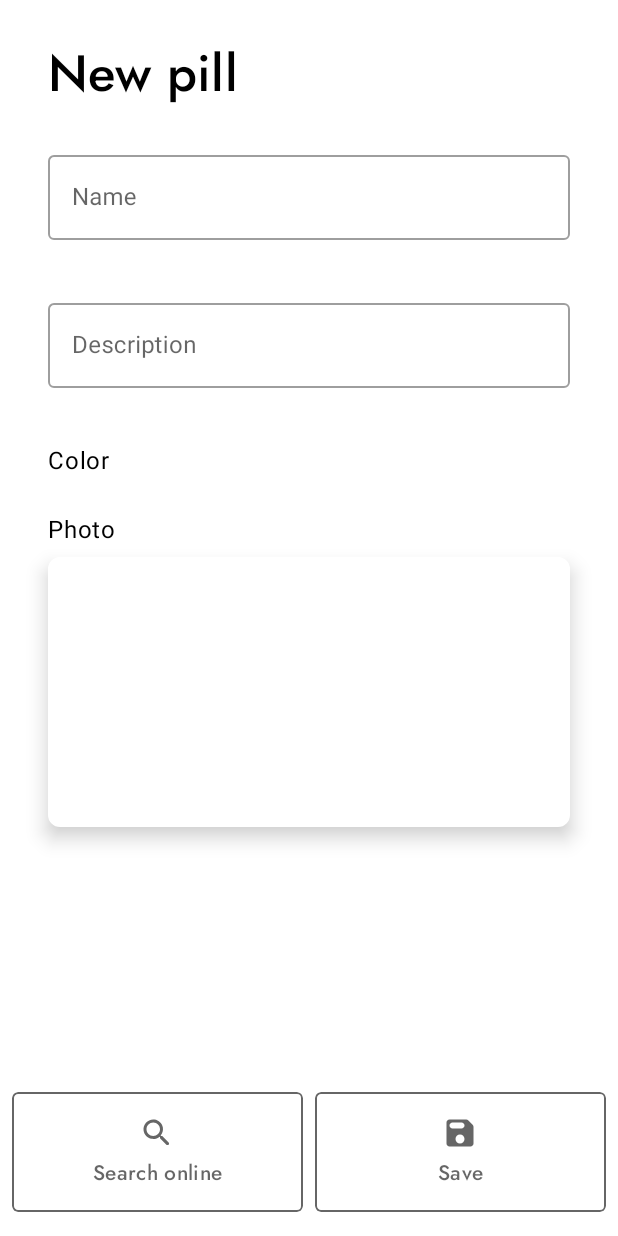
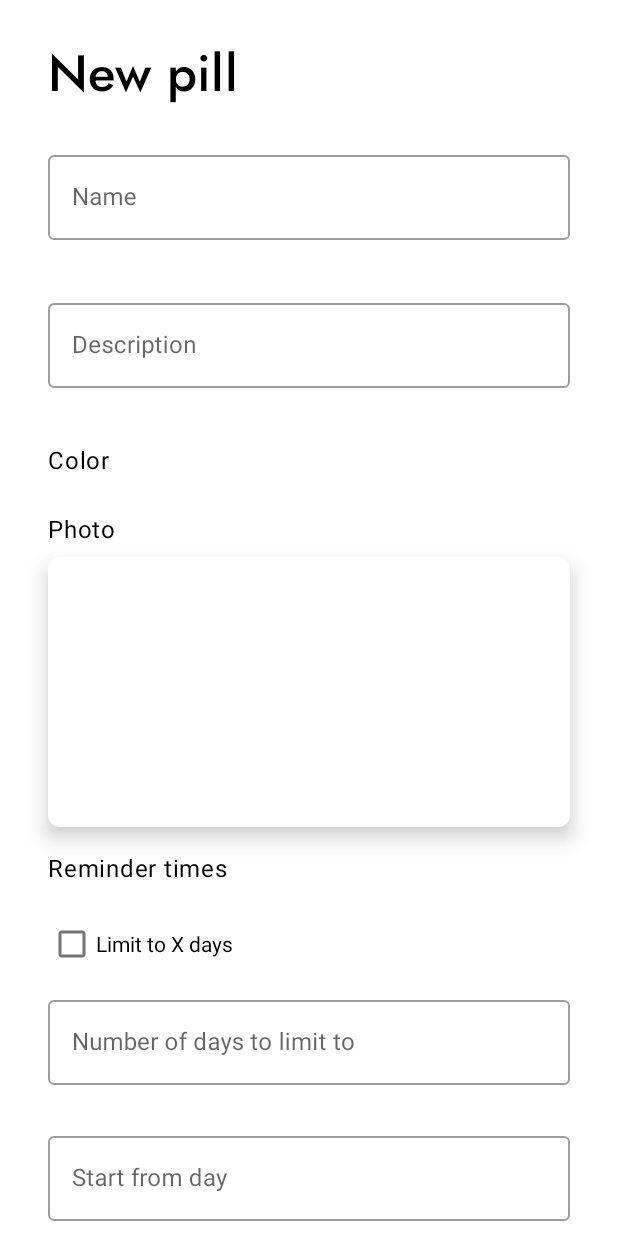
Before and after one commit to vojta-horanek/take-your-pill, an Android app: the EditFragment screen opened through its navigation route, on a phone screen of 412 x 824 dp. Run offline under Robolectric (Android 15) with nearby library versions, the phone set to English and light mode, and no system bars; our stand-ins replace Dagger/Hilt's generated code, Room's generated code, data binding, navigation-ui; libraries missing offline, so code that uses them is left out: androidx.hilt.lifecycle.

Commit message:
Added reminder options to edit layout

```diff
--- a/app/src/main/res/layout/fragment_edit.xml
+++ b/app/src/main/res/layout/fragment_edit.xml
@@ -2,7 +2,9 @@
 <layout xmlns:android="http://schemas.android.com/apk/res/android"
     xmlns:app="http://schemas.android.com/apk/res-auto"
     xmlns:tools="http://schemas.android.com/tools">
+
     <data>
+
         <variable
             name="pill"
             type="eu.vojtechh.takeyourpill.model.Pill" />
@@ -13,11 +15,14 @@
         android:layout_width="match_parent"
         android:layout_height="match_parent"
         android:background="?attr/colorSurface"
-        android:fillViewport="true">
+        android:fillViewport="true"
+        android:overScrollMode="never"
+        android:animateLayoutChanges="true">
 
         <androidx.constraintlayout.widget.ConstraintLayout
             android:layout_width="match_parent"
-            android:layout_height="wrap_content">
+            android:layout_height="wrap_content"
+            android:animateLayoutChanges="true">
 
             <TextView
                 android:id="@+id/textNewPill"
@@ -34,15 +39,15 @@
 
             <com.google.android.material.textfield.TextInputLayout
                 android:id="@+id/inputNameLayout"
+                style="@style/Widget.MaterialComponents.TextInputLayout.OutlinedBox"
                 android:layout_width="0dp"
                 android:layout_height="wrap_content"
                 android:layout_marginTop="24dp"
                 android:hint="@string/name"
+                app:errorEnabled="true"
                 app:layout_constraintEnd_toEndOf="@+id/textNewPill"
                 app:layout_constraintStart_toStartOf="@+id/textNewPill"
-                app:layout_constraintTop_toBottomOf="@id/textNewPill"
-                style="@style/Widget.MaterialComponents.TextInputLayout.OutlinedBox"
-                app:errorEnabled="true">
+                app:layout_constraintTop_toBottomOf="@id/textNewPill">
 
                 <com.google.android.material.textfield.TextInputEditText
                     android:id="@+id/inputName"
@@ -55,15 +60,15 @@
 
             <com.google.android.material.textfield.TextInputLayout
                 android:id="@+id/inputDescriptionLayout"
+                style="@style/Widget.MaterialComponents.TextInputLayout.OutlinedBox"
                 android:layout_width="0dp"
                 android:layout_height="wrap_content"
                 android:layout_marginTop="16dp"
                 android:hint="@string/description"
+                app:errorEnabled="true"
                 app:layout_constraintEnd_toEndOf="@+id/inputNameLayout"
                 app:layout_constraintStart_toStartOf="@+id/inputNameLayout"
-                app:layout_constraintTop_toBottomOf="@id/inputNameLayout"
-                style="@style/Widget.MaterialComponents.TextInputLayout.OutlinedBox"
-                app:errorEnabled="true">
+                app:layout_constraintTop_toBottomOf="@id/inputNameLayout">
 
                 <com.google.android.material.textfield.TextInputEditText
                     android:id="@+id/inputDescription"
@@ -112,7 +117,7 @@
                 android:layout_width="0dp"
                 android:layout_height="180dp"
                 android:layout_marginTop="8dp"
-                android:background="?attr/colorSurface"
+                android:background="?attr/colorBackgroundFloating"
                 android:elevation="8dp"
                 android:scaleType="center"
                 android:src="@{pill.photoDrawable(context)}"
@@ -122,7 +127,108 @@
                 app:shapeAppearanceOverlay="@style/AppTheme.Shape.Corners.Big"
                 tools:src="@drawable/ic_photo_add" />
 
-            <!--            TODO Add reminder options setting here-->
+            <TextView
+                android:id="@+id/textView"
+                android:layout_width="0dp"
+                android:layout_height="wrap_content"
+                android:layout_marginTop="16dp"
+                android:text="@string/reminder_times"
+                android:textAppearance="@style/AppTheme.Text.BodyNormal"
+                app:layout_constraintEnd_toEndOf="@+id/imagePillPhoto"
+                app:layout_constraintStart_toStartOf="@+id/imagePillPhoto"
+                app:layout_constraintTop_toBottomOf="@+id/imagePillPhoto" />
+
+            <androidx.recyclerview.widget.RecyclerView
+                android:id="@+id/recyclerViewReminderTimes"
+                android:layout_width="0dp"
+                android:layout_height="wrap_content"
+                android:layout_marginTop="8dp"
+                app:layout_constraintEnd_toEndOf="@+id/textView"
+                app:layout_constraintStart_toStartOf="@+id/textView"
+                app:layout_constraintTop_toBottomOf="@+id/textView" />
+
+            <com.google.android.material.checkbox.MaterialCheckBox
+                android:id="@+id/checkDayLimit"
+                android:layout_width="0dp"
+                android:layout_height="wrap_content"
+                android:layout_marginTop="8dp"
+                android:text="@string/limit_to_x_days"
+                app:layout_constraintEnd_toEndOf="@+id/recyclerViewReminderTimes"
+                app:layout_constraintStart_toStartOf="@+id/recyclerViewReminderTimes"
+                app:layout_constraintTop_toBottomOf="@+id/recyclerViewReminderTimes" />
+
+            <com.google.android.material.textfield.TextInputLayout
+                android:id="@+id/inputDayNumberLayout"
+                style="@style/Widget.MaterialComponents.TextInputLayout.OutlinedBox"
+                android:layout_width="0dp"
+                android:layout_height="wrap_content"
+                android:layout_marginTop="8dp"
+                android:hint="@string/number_of_days"
+                app:errorEnabled="true"
+                app:layout_constraintEnd_toEndOf="@+id/checkDayLimit"
+                app:layout_constraintStart_toStartOf="@+id/checkDayLimit"
+                app:layout_constraintTop_toBottomOf="@id/checkDayLimit">
+
+                <com.google.android.material.textfield.TextInputEditText
+                    android:id="@+id/inputDayNumber"
+                    android:layout_width="match_parent"
+                    android:layout_height="wrap_content"
+                    android:text="@{pill.description}"
+                    android:inputType="number" />
+
+            </com.google.android.material.textfield.TextInputLayout>
+
+            <com.google.android.material.textfield.TextInputLayout
+                android:id="@+id/inputCycleTodayLayout"
+                style="@style/Widget.MaterialComponents.TextInputLayout.OutlinedBox"
+                android:layout_width="0dp"
+                android:layout_height="wrap_content"
+                android:layout_marginTop="8dp"
+                android:hint="@string/start_from_day"
+                app:errorEnabled="true"
+                app:layout_constraintEnd_toEndOf="@+id/inputDayNumberLayout"
+                app:layout_constraintStart_toStartOf="@+id/inputDayNumberLayout"
+                app:layout_constraintTop_toBottomOf="@id/inputDayNumberLayout">
+
+                <com.google.android.material.textfield.TextInputEditText
+                    android:id="@+id/inputCycleToday"
+                    android:layout_width="match_parent"
+                    android:layout_height="wrap_content"
+                    android:text="@{pill.description}"
+                    android:inputType="number" />
+
+            </com.google.android.material.textfield.TextInputLayout>
+
+            <com.google.android.material.checkbox.MaterialCheckBox
+                android:id="@+id/checkRestoreAfter"
+                android:layout_width="0dp"
+                android:layout_height="wrap_content"
+                android:layout_marginTop="8dp"
+                android:text="@string/restore_after"
+                app:layout_constraintEnd_toEndOf="@+id/inputCycleTodayLayout"
+                app:layout_constraintStart_toStartOf="@+id/inputCycleTodayLayout"
+                app:layout_constraintTop_toBottomOf="@+id/inputCycleTodayLayout" />
+
+            <com.google.android.material.textfield.TextInputLayout
+                android:id="@+id/inputRestoreLayout"
+                style="@style/Widget.MaterialComponents.TextInputLayout.OutlinedBox"
+                android:layout_width="0dp"
+                android:layout_height="wrap_content"
+                android:layout_marginTop="8dp"
+                android:hint="@string/how_many_days_to_restore"
+                app:errorEnabled="true"
+                app:layout_constraintEnd_toEndOf="@+id/checkRestoreAfter"
+                app:layout_constraintStart_toStartOf="@+id/checkRestoreAfter"
+                app:layout_constraintTop_toBottomOf="@id/checkRestoreAfter">
+
+                <com.google.android.material.textfield.TextInputEditText
+                    android:id="@+id/inputRestore"
+                    android:layout_width="match_parent"
+                    android:layout_height="wrap_content"
+                    android:text="@{pill.description}"
+                    android:inputType="number" />
+
+            </com.google.android.material.textfield.TextInputLayout>
 
             <LinearLayout
                 android:id="@+id/actionsBottomEdit"
@@ -133,11 +239,11 @@
                 android:orientation="horizontal"
                 android:paddingBottom="8dp"
                 android:weightSum="2"
+                app:layout_constraintVertical_bias="1"
                 app:layout_constraintBottom_toBottomOf="parent"
                 app:layout_constraintEnd_toEndOf="parent"
                 app:layout_constraintStart_toStartOf="parent"
-                app:layout_constraintTop_toBottomOf="@+id/imagePillPhoto"
-                app:layout_constraintVertical_bias="1.0">
+                app:layout_constraintTop_toBottomOf="@+id/inputRestoreLayout">
 
                 <com.google.android.material.card.MaterialCardView
                     android:id="@+id/buttonMoreInfo"
--- a/app/src/main/res/values/strings.xml
+++ b/app/src/main/res/values/strings.xml
@@ -28,4 +28,10 @@
     <string name="pill_saved">Pill saved</string>
     <string name="enter_field">Please enter a value</string>
     <string name="edit_pill">Edit pill</string>
+    <string name="reminder_times">Reminder times</string>
+    <string name="limit_to_x_days">Limit to X days</string>
+    <string name="number_of_days">Number of days to limit to</string>
+    <string name="start_from_day">Start from day</string>
+    <string name="restore_after">Restore after X days</string>
+    <string name="how_many_days_to_restore">How many days to restore</string>
 </resources>
```
